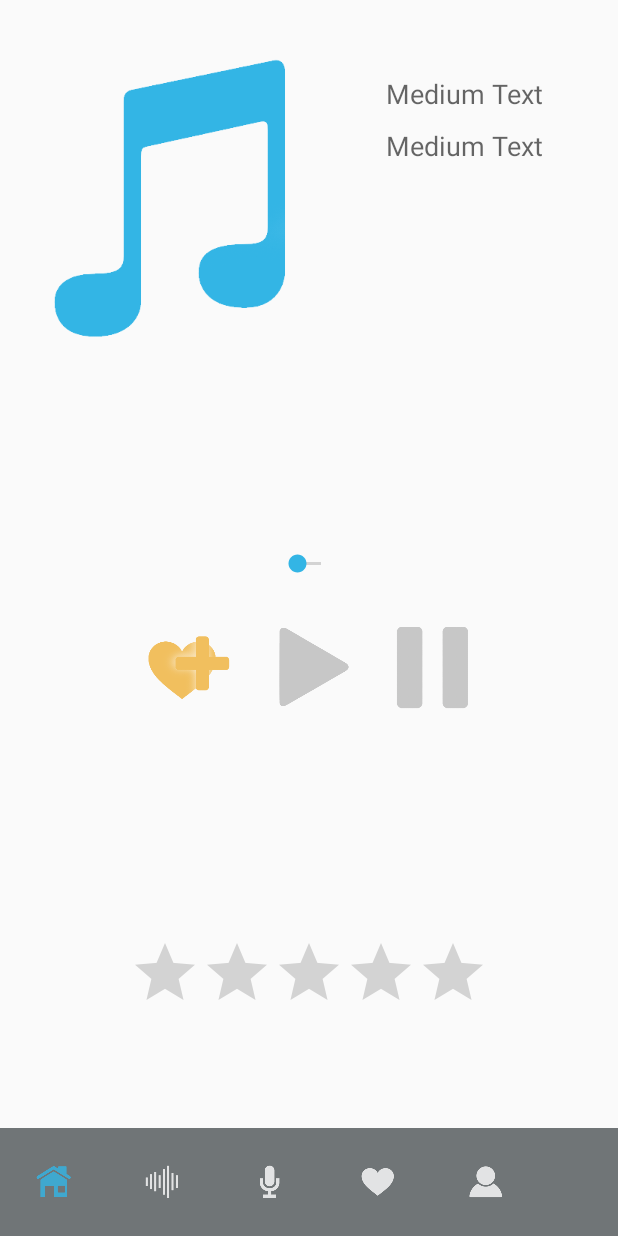
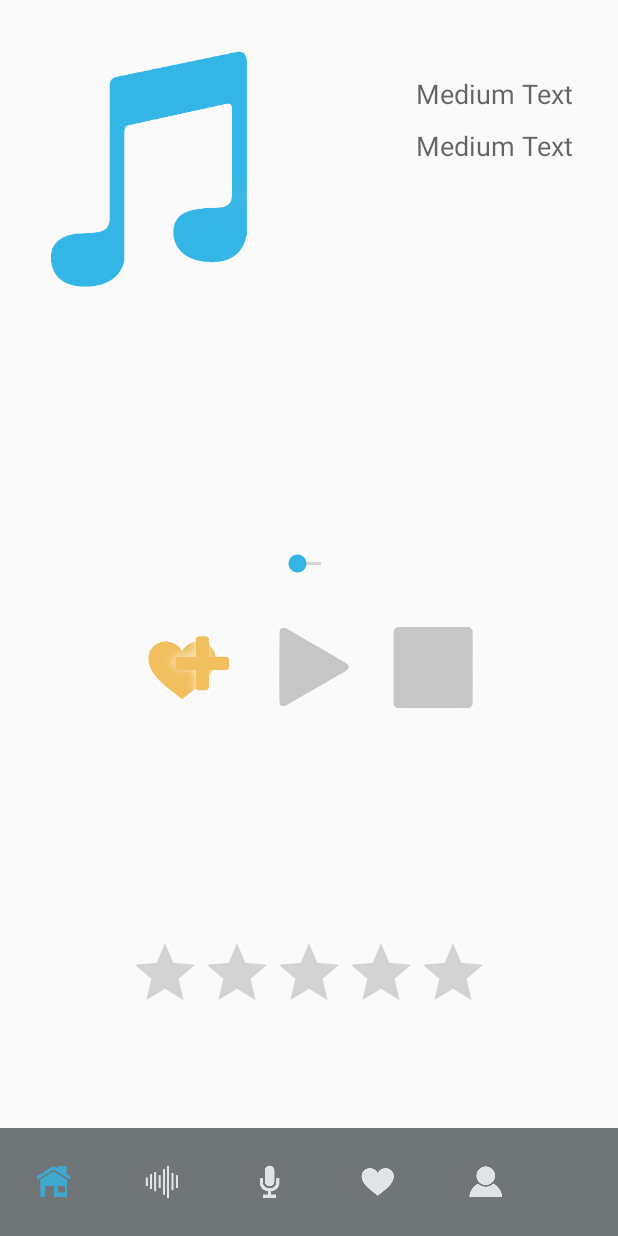
Before and after one commit to NadaRadwan/BroadCastAndroid, an Android app: the fragment ListeningFragment placed in its activity, on a phone screen of 412 x 824 dp. Run offline under Robolectric (Android 15) with nearby library versions, the light colour scheme and no system bars; libraries missing offline, so code that uses them is left out: com.firebase.client; 2 statements that could not run were skipped.

Commit message:
demo updates

```diff
--- a/app/src/main/java/com/example/nada/broadcast/ListeningFragment.java
+++ b/app/src/main/java/com/example/nada/broadcast/ListeningFragment.java
@@ -51,6 +51,7 @@ public class ListeningFragment extends Fragment implements View.OnClickListener{
 
     Firebase dbRef; //reference to the database
     SharedPreferences sharedpreferences;
+    private static MediaPlayer player;
 
 
     public ListeningFragment() {
@@ -91,6 +92,9 @@ public class ListeningFragment extends Fragment implements View.OnClickListener{
                              final Bundle savedInstanceState) {
         // Inflate the layout for this fragment
         View view = inflater.inflate(R.layout.fragment_listening, container, false);
+//
+//        ImageButton pauseaudiobutton = (ImageButton) view.findViewById(R.id.pauseAudioButton);
+//        pauseaudiobutton.setVisibility(View.GONE);
 
 
         final TextView description = (TextView) view.findViewById(R.id.recordingDesc);
@@ -108,8 +112,23 @@ public class ListeningFragment extends Fragment implements View.OnClickListener{
                     Map<String, Object> recording = (Map<String, Object>) snapshot.getValue();
                     Recording r=new Recording(recording.get("title").toString(), recording.get("filename").toString(), recording.get("email").toString(), recording.get("category").toString(), recording.get("description").toString());
                     description.setText(r.displayOnForm());
-                    final TextView rrating = (TextView) getView().findViewById(R.id.RecordingRating);
-                    rrating.setText("rating: "+recording.get("rating").toString());
+                    TextView rrating = (TextView) getView().findViewById(R.id.RecordingRating);
+
+                    String numStars="";
+                    int fullStars=Math.round(Float.parseFloat(recording.get("rating").toString()));
+                    int emptyStars=5-fullStars;
+                        while (fullStars > 0) {
+                            numStars += "★";
+                            fullStars--;
+                        }
+                        while (emptyStars > 0) {
+                            numStars += "☆";
+                            emptyStars--;
+                        }
+                        rrating.setText(numStars);
+
+                    //sr.setRating(Float.parseFloat(recording.get("rating").toString()));
+                    //System.out.println("set the rating to"+ Float.parseFloat(recording.get("rating").toString()));
                 }
                 @Override
                 public void onCancelled(FirebaseError firebaseError) {System.out.println("The read failed: " + firebaseError.getMessage());}
@@ -262,7 +281,7 @@ public class ListeningFragment extends Fragment implements View.OnClickListener{
                 playAudio(v);
                 break;
             case R.id.pauseAudioButton:
-                pauseAudio();
+                pauseAudio(v);
                 break;
             case R.id.addFavButton:
                 addRemoveFavourites(v);
@@ -270,10 +289,9 @@ public class ListeningFragment extends Fragment implements View.OnClickListener{
         }
     }
 
-    //play audio
+    //play and pause audio
     public void playAudio(View view){
-
-        final MediaPlayer player;
+        //final MediaPlayer player;
         player = new MediaPlayer();
 
 //        FragmentManager.BackStackEntry backEntry = getFragmentManager().getBackStackEntryAt(getActivity().getFragmentManager().getBackStackEntryCount()-1);
@@ -290,6 +308,11 @@ public class ListeningFragment extends Fragment implements View.OnClickListener{
 
                 player.prepare();
                 player.start();
+
+//                ImageButton playaudiobutton = (ImageButton) view.findViewById(R.id.playAudioButton);
+//                playaudiobutton.setVisibility(View.GONE);
+//                ImageButton pauseaudiobutton = (ImageButton) view.findViewById(R.id.pauseAudioButton);
+//                pauseaudiobutton.setVisibility(View.VISIBLE);
 
 //                final Handler mHandler = new Handler();
 ////Make sure you update Seekbar on UI thread
@@ -314,8 +337,16 @@ public class ListeningFragment extends Fragment implements View.OnClickListener{
     }
 
     //pauses current audio file
-    public void pauseAudio(){
+    public void pauseAudio(View v){
         //to implement
+
+        player.release();
+        player = null;
+
+//        ImageButton playaudiobutton = (ImageButton) v.findViewById(R.id.playAudioButton);
+//        playaudiobutton.setVisibility(View.VISIBLE);
+//        ImageButton pauseaudiobutton = (ImageButton) v.findViewById(R.id.pauseAudioButton);
+//        pauseaudiobutton.setVisibility(View.GONE);
     }
 
     //adds or removes current file to or from user's favourites
--- a/app/src/main/java/com/example/nada/broadcast/Record.java
+++ b/app/src/main/java/com/example/nada/broadcast/Record.java
@@ -83,7 +83,7 @@ public class Record extends AppCompatActivity {
     //start and stop recording
     public void startRecording(View view) throws IOException{
         if (!isRecording){
-
+            Toast.makeText(getApplicationContext(), "Started Recording", Toast.LENGTH_SHORT).show();
             recordButton.setImageResource(R.drawable.recordpressed);
 
             isRecording = true;
@@ -105,6 +105,7 @@ public class Record extends AppCompatActivity {
             }
         }
         else {
+            Toast.makeText(getApplicationContext(), "Stopped Recording", Toast.LENGTH_SHORT).show();
             stopButton.setEnabled(false);
             playButton.setEnabled(true);
 
@@ -177,9 +178,8 @@ public class Record extends AppCompatActivity {
             Firebase recordingRef = dbRef.child("recordings").child(recordingName);
             Recording r=new Recording(recordingName, filename, sharedPreferences.getString("userEmail",""), category, description); //PASS CORRECT USERNAME
             recordingRef.setValue(r);
+            Toast.makeText(getApplicationContext(), "Successfully uploaded", Toast.LENGTH_SHORT).show();
         }
-
-        Toast.makeText(getApplicationContext(), "Successfully uploaded", Toast.LENGTH_SHORT).show();
     }
 
     //dialog to make sure user wants to overrite their recording
--- a/app/src/main/java/com/example/nada/broadcast/Recording.java
+++ b/app/src/main/java/com/example/nada/broadcast/Recording.java
@@ -53,7 +53,7 @@ public class Recording {
 
     public String shortDescription() {
         //i took out the rating
-        return  "Title: "+this.title + ";\n";
+        return  "Title: "+this.title + "\n";
     }
 
     public String displayOnForm(){
--- a/app/src/main/java/com/example/nada/broadcast/UserProfile.java
+++ b/app/src/main/java/com/example/nada/broadcast/UserProfile.java
@@ -55,7 +55,8 @@ public class UserProfile extends AppCompatActivity {
             @Override
             public void onChildAdded(DataSnapshot snapshot, String previousChild) {
                 Map<String, Object> user = (Map<String, Object>) snapshot.getValue();
-                rating.setText("Current Rating: " + user.get("rating"));
+                //rating.setText("Current Rating: " + user.get("rating")); //IMPLEMENT THIS PROPERLY
+                rating.setText("Current Rating: ☆☆☆☆☆" );
                 welcome.setText("Welcome "+snapshot.getKey()+"!");
             }
             @Override
--- a/app/src/main/res/layout/fragment_listening.xml
+++ b/app/src/main/res/layout/fragment_listening.xml
@@ -59,8 +59,8 @@
         android:layout_marginBottom="70dp" />
 
     <ImageView
-        android:layout_width="200dp"
-        android:layout_height="wrap_content"
+        android:layout_width="170dp"
+        android:layout_height="227dp"
         android:id="@+id/imageView"
         android:layout_gravity="left|top"
         android:src="@drawable/music"
@@ -78,11 +78,10 @@
             android:textAppearance="?android:attr/textAppearanceMedium"
             android:text="Medium Text"
             android:id="@+id/recordingDesc"
-            android:layout_gravity="top|right|center_horizontal"
             android:layout_marginTop="50dp"
-            android:layout_marginRight="50dp"
+            android:layout_marginRight="30dp"
             android:layout_marginBottom="10dp"
-            android:layout_marginLeft="50dp" />
+            android:layout_marginLeft="30dp" />
 
         <TextView
             android:layout_width="wrap_content"
@@ -91,8 +90,8 @@
             android:text="Medium Text"
             android:id="@+id/RecordingRating"
             android:layout_gravity="bottom|center_horizontal|right"
-            android:layout_marginRight="50dp"
-            android:layout_marginLeft="50dp" />
+            android:layout_marginRight="30dp"
+            android:layout_marginLeft="30dp" />
     </LinearLayout>
 
     <LinearLayout
@@ -144,13 +143,11 @@
                 android:layout_height="60dp"
                 android:id="@+id/pauseAudioButton"
                 android:layout_gravity="center_horizontal|bottom"
-                android:src="@drawable/pause"
+                android:src="@drawable/stop"
                 android:scaleType="fitCenter"
                 android:background="#00a0a0a0"
                 android:layout_margin="10dp" />
         </LinearLayout>
 
     </LinearLayout>
-
-
 </FrameLayout>
```
Also changed, not shown: app/src/main/java/com/example/nada/broadcast/BrowseCategoryFragment.java (+9 -7 lines), app/src/main/java/com/example/nada/broadcast/FavouritesAdapter.java (added, +8 -0 lines), app/src/main/java/com/example/nada/broadcast/RecordingAdapter.java (added, +61 -0 lines), app/src/main/res/drawable/listitemborder.xml (added, +8 -0 lines), app/src/main/res/layout/activity_user_profile.xml (+22 -5 lines), app/src/main/res/layout/listitem.xml (added, +23 -0 lines), app/src/main/res/drawable/profile.png (added), app/src/main/res/drawable/stop.png (added).
